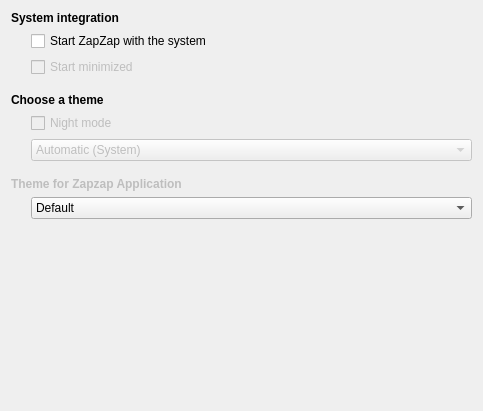
Old version of the form zapzap/view/settings_system.ui in the repository rafatosta/zapzap.
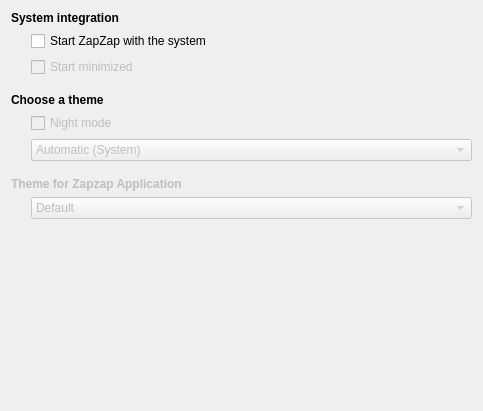
New version of the form.

Diff of the .ui file:
```diff
--- a/zapzap/view/settings_system.ui
+++ b/zapzap/view/settings_system.ui
@@ -134,6 +134,9 @@
        </property>
        <item>
         <widget class="QComboBox" name="comboBox">
+         <property name="enabled">
+          <bool>false</bool>
+         </property>
          <item>
           <property name="text">
            <string>Default</string>
```
